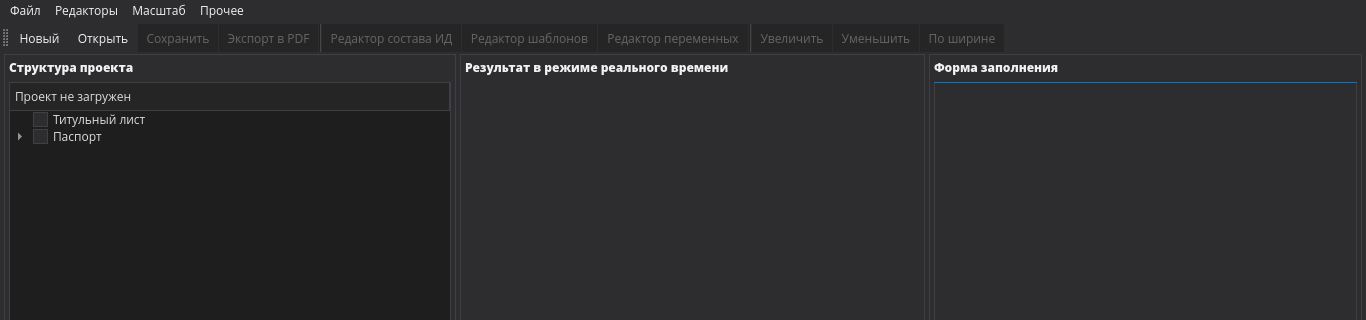
Old version of the form designer/mainwindow.ui in the repository Artemako/auto-exec-doc; both pictures show x 0 to 1366 and y 0 to 320 of the 1366 by 768 pixel window.
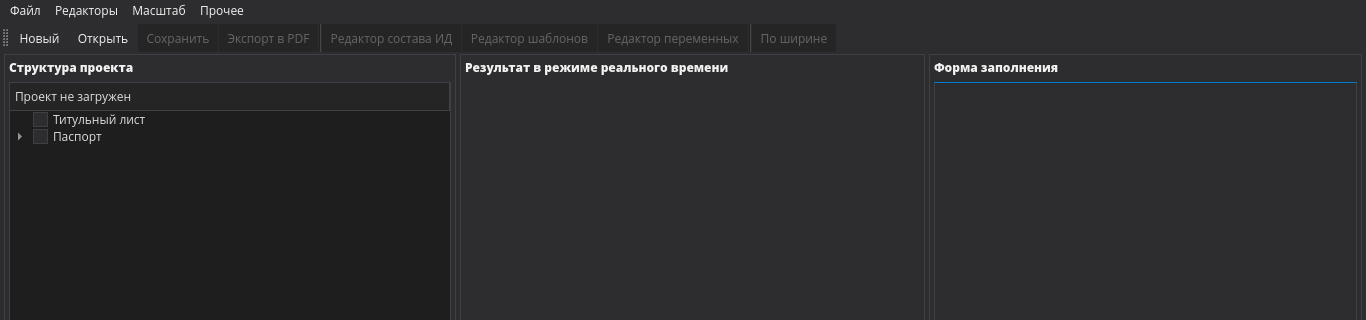
New version of the form. Icons and pictures are not drawn. Custom widgets are drawn as their Qt base class.

Diff of the .ui file:
```diff
--- a/designer/mainwindow.ui
+++ b/designer/mainwindow.ui
@@ -1312,8 +1312,6 @@
    <addaction name="action_edit_templates"/>
    <addaction name="action_edit_variables"/>
    <addaction name="separator"/>
-   <addaction name="action_zoomin"/>
-   <addaction name="action_zoomout"/>
    <addaction name="action_zoomfitpage"/>
   </widget>
   <widget class="QStatusBar" name="status_bar">
```
Left out of the diff: 2 changed lines with no effect on the pictures.
